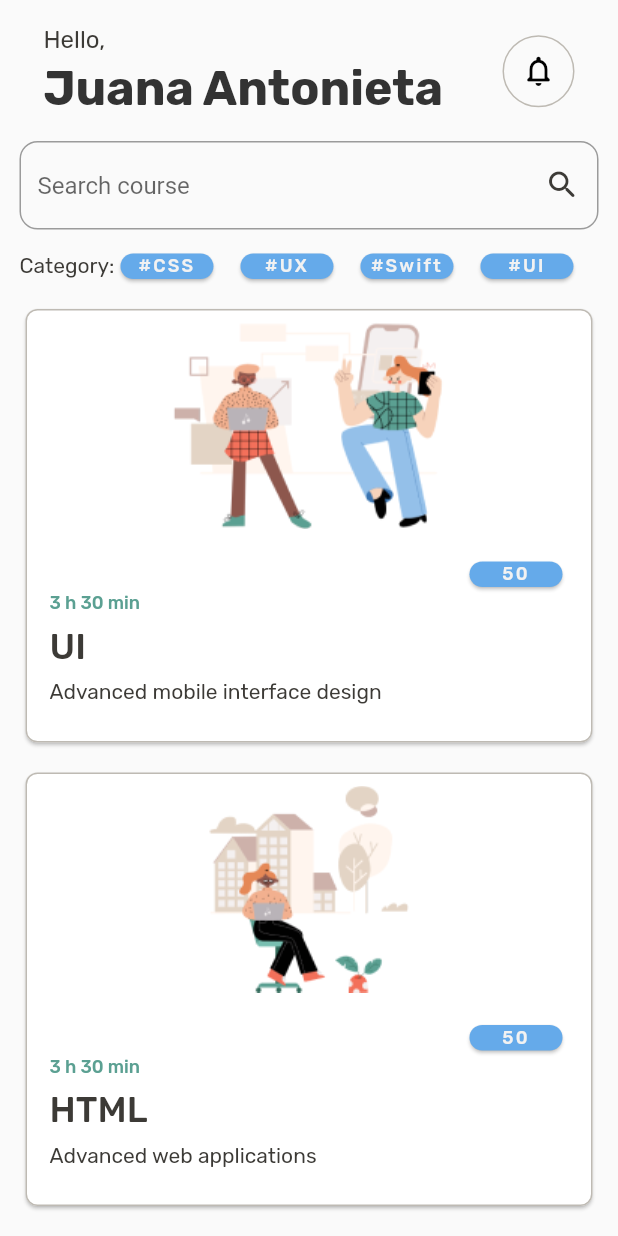
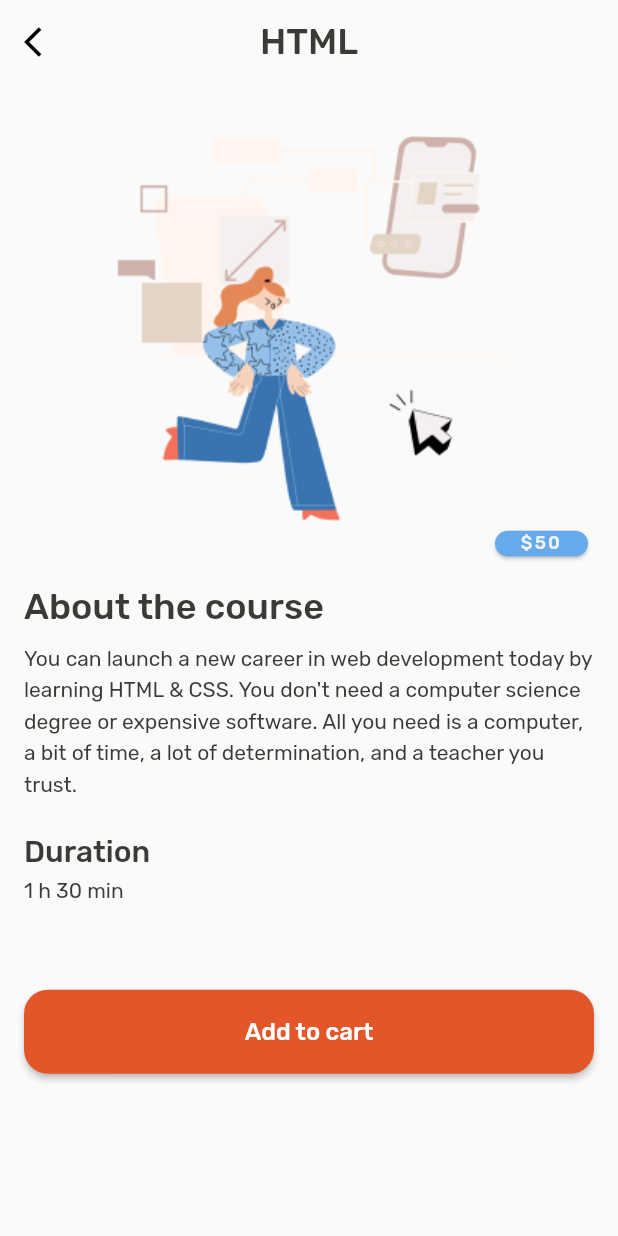
Before and after one commit to nyanibaquartey/codefactory_app, a Flutter app: the screen it shows after launch, on a phone screen of 412 x 824 dp. Run offline on Flutter 3.47's test engine with Material 2 defaults, Android fonts, the light colour scheme and no system bars; our stand-ins replace google_fonts.

Commit message:
Added Product Detail page

```diff
--- a/lib/main.dart
+++ b/lib/main.dart
@@ -1,3 +1,5 @@
+import 'package:codefactory_app/product_detail.dart';
+import 'package:codefactory_app/results.dart';
 import 'package:codefactory_app/settings.dart';
 import 'package:flutter/material.dart';
 import 'package:codefactory_app/splash_screen.dart';
@@ -16,7 +18,7 @@ class MyApp extends StatelessWidget {
     return MaterialApp(
       title: 'Code Factory',
 theme: ThemeData.light(),
-      home: const Home(),
+      home: const ProductDetail(),
     );
   }
 }
--- /dev/null
+++ b/lib/product_detail.dart
@@ -0,0 +1,153 @@
+import 'package:flutter/material.dart';
+import 'package:google_fonts/google_fonts.dart';
+
+class ProductDetail extends StatelessWidget {
+  const ProductDetail({Key? key}) : super(key: key);
+
+  @override
+  Widget build(BuildContext context) {
+    return Scaffold(
+      appBar: AppBar(
+        backgroundColor: Theme.of(context).scaffoldBackgroundColor,
+        elevation: 0.0,
+        centerTitle: true,
+        leading: const Icon(Icons.arrow_back_ios, color: Colors.black,),
+        title: Text(
+          "HTML",
+          style: GoogleFonts.rubik(
+            textStyle: Theme.of(context).textTheme.headline4,
+            fontWeight: FontWeight.w500,
+            fontSize: 24.0,
+            color: const Color(0xFF3C3A36),
+          ),
+        ),
+      ),
+      body: Padding(
+        padding: const EdgeInsets.all(16.0),
+        child: SafeArea(
+            child: SingleChildScrollView(
+          child: Column(
+            mainAxisAlignment: MainAxisAlignment.spaceAround,
+            crossAxisAlignment: CrossAxisAlignment.stretch,
+            children: [
+              SizedBox(height: 16,),
+              Image.asset("assets/images/product_detail.png"),
+            const Align(alignment: Alignment.bottomRight ,child: HomeCategoryCard(categoryText: "\$50")),
+             const SizedBox(height: 16.0,),
+              SizedBox(
+                height: 32.0,
+                child: Text(
+                  "About the course",
+                  style: GoogleFonts.rubik(
+                    textStyle: Theme.of(context).textTheme.headline4,
+                    fontWeight: FontWeight.w500,
+                    fontSize: 24.0,
+                    color: const Color(0xFF3C3A36),
+                  ),
+                ),
+              ),
+              const SizedBox(height: 4.0,),
+              SizedBox(
+                height: 105.0,
+                child: Text(
+                  "You can launch a new career in web development today by learning HTML & CSS. You don't need a computer science degree or expensive software. All you need is a computer, a bit of time, a lot of determination, and a teacher you trust.",
+                  style: GoogleFonts.rubik(
+                    textStyle: Theme.of(context).textTheme.bodyMedium,
+                    height: 1.5,
+                    fontWeight: FontWeight.w400,
+                    fontSize: 14.0,
+                    color: const Color(0xFF3C3A36),
+                  ),
+                ),
+              ),
+              const SizedBox(height: 24.0,),
+              SizedBox(
+                height: 26.0,
+                child: Text(
+                  "Duration",
+                  style: GoogleFonts.rubik(
+                    textStyle: Theme.of(context).textTheme.headline5,
+                    fontWeight: FontWeight.w500,
+                    fontSize: 20.0,
+                    color: const Color(0xFF3C3A36),
+                  ),
+                ),
+              ),
+              const SizedBox(height: 4.0,),
+              SizedBox(
+                height: 21.0,
+                child: Text(
+                  "1 h 30 min",
+                  style: GoogleFonts.rubik(
+                    textStyle: Theme.of(context).textTheme.bodyMedium,
+                    fontWeight: FontWeight.w400,
+                    fontSize: 14.0,
+                    color: const Color(0xFF3C3A36),
+                  ),
+                ),
+              ),
+              const SizedBox(height: 53,),
+              SizedBox(
+                width: 309,
+                height: 56,
+                child: ElevatedButton(
+                  onPressed: () {
+
+                  },
+                  style: ElevatedButton.styleFrom(
+                      backgroundColor: const Color(0xffe3562a),
+                      shape: RoundedRectangleBorder(
+                          borderRadius: BorderRadius.circular(16))),
+                  child: Text(
+                    "Add to cart",
+                    textAlign: TextAlign.center,
+                    style: GoogleFonts.rubik(
+                        textStyle:
+                        Theme.of(context).textTheme.labelMedium,
+                        fontWeight: FontWeight.w500,
+                        fontSize: 16.0,
+                        color: Colors.white),
+                  ),
+                ),
+              ),
+            ],
+          ),
+        )),
+      ),
+    );
+  }
+}
+
+class HomeCategoryCard extends StatelessWidget {
+  final String categoryText;
+
+  const HomeCategoryCard({
+    Key? key,
+    required this.categoryText,
+  }) : super(key: key);
+
+  @override
+  Widget build(BuildContext context) {
+    return SizedBox(
+      width: 70,
+      height: 25,
+      child: Card(
+        color: const Color(0xFF65AAEA),
+        shape: RoundedRectangleBorder(borderRadius: BorderRadius.circular(12)),
+        child: Align(
+          alignment: Alignment.center,
+          child: Text(
+            categoryText,
+            textAlign: TextAlign.center,
+            style: GoogleFonts.rubik(
+              textStyle: Theme.of(context).textTheme.labelSmall,
+              fontWeight: FontWeight.w500,
+              fontSize: 12.0,
+              color: const Color(0xFFF2F2F2),
+            ),
+          ),
+        ),
+      ),
+    );
+  }
+}
--- a/lib/profile.dart
+++ b/lib/profile.dart
@@ -11,9 +11,7 @@ class Profile extends StatelessWidget {
   Widget build(BuildContext context) {
     return Scaffold(
       appBar: AppBar(
-        backgroundColor: Theme.of(context).scaffoldBackgroundColor,
-        elevation: 0.0,
-        centerTitle: true,
+
         title: Text(
           "Profile",
           style: GoogleFonts.rubik(
```
Also changed, not shown: assets/images/product_detail.png (added).
